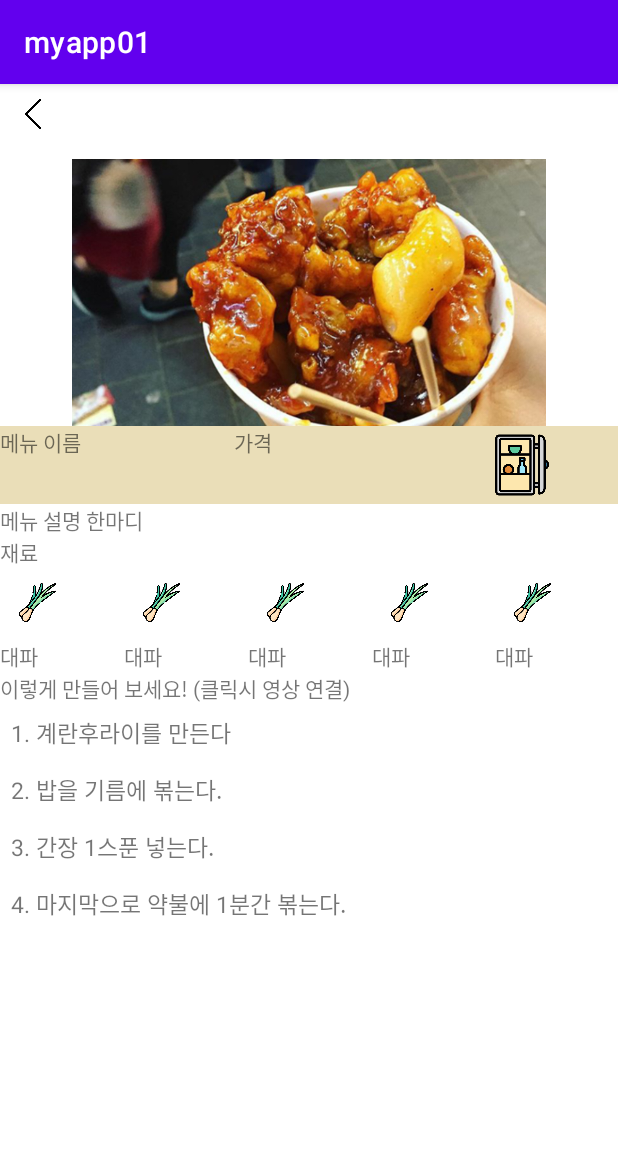
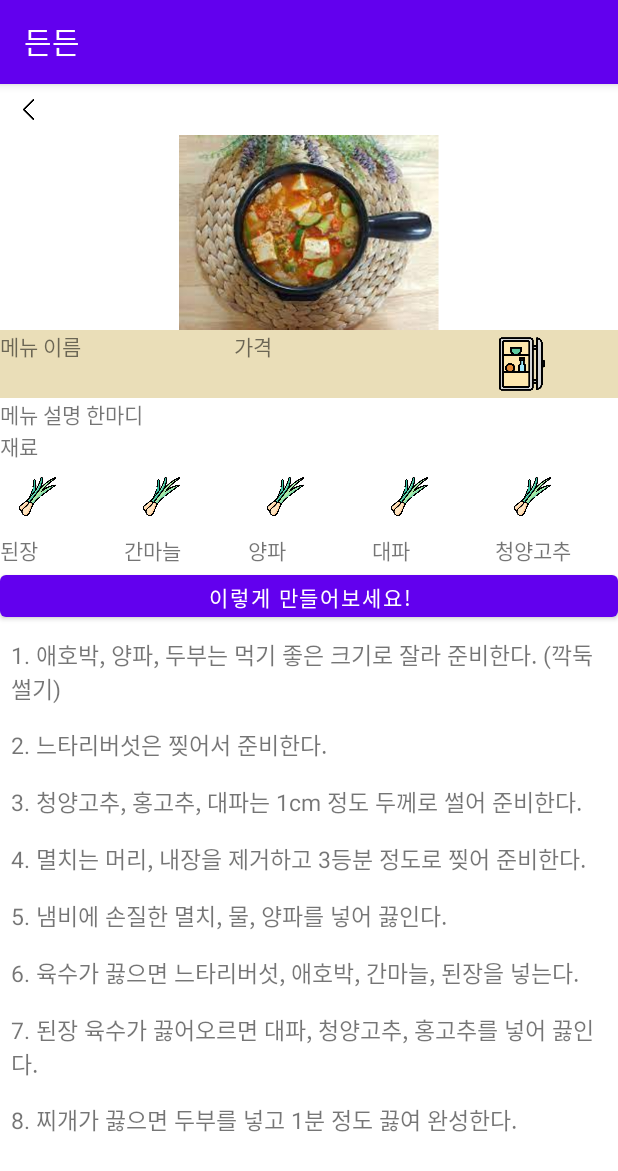
Before and after one commit to yeezze/JavaOnTheTop, an Android app: the SubActivity_menu screen opened directly, with no data from a screen before it, on a phone screen of 412 x 824 dp. Shown: the top 1171 px of the screen. Run offline under Robolectric (Android 15) with nearby library versions, the phone set to English and light mode, and no system bars; plain views replace YouTubePlayerView.

Commit message:
# 서브 메뉴 화면
- 레이아웃 완성
- 재료 아이콘 클릭시 쿠팡 링크 이동
- 유튜브 버튼 클릭시 이동

```diff
--- a/app/src/main/java/com/apps/SubActivity_menu.java
+++ b/app/src/main/java/com/apps/SubActivity_menu.java
@@ -4,21 +4,23 @@ import android.content.Context;
 import android.content.Intent;
 import android.database.sqlite.SQLiteDatabase;
 import android.database.sqlite.SQLiteOpenHelper;
+import android.net.Uri;
 import android.os.Bundle;
 import android.view.View;
 import android.widget.Button;
 import android.widget.EditText;
 import android.widget.ImageButton;
+import android.widget.TextView;
 import android.widget.Toast;
 
 import androidx.annotation.Nullable;
 import androidx.appcompat.app.AppCompatActivity;
 
+import java.util.ArrayList;
+
 public class SubActivity_menu extends AppCompatActivity {
 
-    Button btncom;
     ImageButton backbtn;
-    EditText edtcomment;
 
     @Override
     protected void onCreate(@Nullable Bundle savedInstanceState) {
@@ -35,4 +37,29 @@ public class SubActivity_menu extends AppCompatActivity {
         });
     }
 
+    public void onBtnYoutubeClicked(View v) {
+        Intent intent = new Intent(Intent.ACTION_VIEW, Uri.parse("https://youtu.be/ffuakdFmuh4"));
+        startActivity(intent);
+    }
+
+    public void onitembtn1Clicked(View v) {
+        Intent intent = new Intent(Intent.ACTION_VIEW, Uri.parse("https://www.coupang.com/np/search?component=&q=된장&channel=user"));
+        startActivity(intent);
+    }
+    public void onitembtn2Clicked(View v) {
+        Intent intent = new Intent(Intent.ACTION_VIEW, Uri.parse("https://www.coupang.com/np/search?component=&q=간마늘&channel=user"));
+        startActivity(intent);
+    }
+    public void onitembtn3Clicked(View v) {
+        Intent intent = new Intent(Intent.ACTION_VIEW, Uri.parse("https://www.coupang.com/np/search?component=&q=양파&channel=user"));
+        startActivity(intent);
+    }
+    public void onitembtn4Clicked(View v) {
+        Intent intent = new Intent(Intent.ACTION_VIEW, Uri.parse("https://www.coupang.com/np/search?component=&q=대파&channel=user"));
+        startActivity(intent);
+    }
+    public void onitembtn5Clicked(View v) {
+        Intent intent = new Intent(Intent.ACTION_VIEW, Uri.parse("https://www.coupang.com/np/search?component=&q=청양고추&channel=user"));
+        startActivity(intent);
+    }
 }
--- a/app/src/main/res/layout/activity_sub_menu.xml
+++ b/app/src/main/res/layout/activity_sub_menu.xml
@@ -14,8 +14,8 @@
         <ImageButton
             android:id="@+id/backimgbtn"
             android:layout_width="20dp"
-            android:layout_height="40dp"
-            android:layout_marginBottom="10dp"
+            android:layout_height="34dp"
+            android:layout_marginBottom="0dp"
             android:layout_weight="1"
             android:backgroundTint="@color/white"
             android:scaleType="fitStart"
@@ -25,12 +25,12 @@
     <ImageView
         android:id="@+id/imageView"
         android:layout_width="match_parent"
-        android:layout_height="178dp"
+        android:layout_height="130dp"
         app:srcCompat="@drawable/sample1" />
 
     <LinearLayout
         android:layout_width="match_parent"
-        android:layout_height="52dp"
+        android:layout_height="45dp"
         android:background="#EADEB8"
         android:orientation="horizontal">
 
@@ -64,8 +64,8 @@
         android:id="@+id/textView3"
         android:layout_width="match_parent"
         android:layout_height="wrap_content"
-        android:text="메뉴 설명 한마디"
-        android:fontFamily="@font/imcresoojin"/>
+        android:fontFamily="@font/imcresoojin"
+        android:text="메뉴 설명 한마디" />
 
     <TextView
         android:id="@+id/textView4"
@@ -90,6 +90,7 @@
                 android:layout_height="50dp"
                 android:layout_weight="1"
                 android:backgroundTint="@color/white"
+                android:onClick="onitembtn1Clicked"
                 android:scaleType="fitCenter"
                 app:srcCompat="@drawable/greenonion" />
 
@@ -98,7 +99,7 @@
                 android:layout_width="50dp"
                 android:layout_height="wrap_content"
                 android:layout_weight="1"
-                android:text="대파" />
+                android:text="된장" />
         </LinearLayout>
 
         <LinearLayout
@@ -113,6 +114,7 @@
                 android:layout_height="50dp"
                 android:layout_weight="1"
                 android:backgroundTint="@color/white"
+                android:onClick="onitembtn2Clicked"
                 android:scaleType="fitCenter"
                 app:srcCompat="@drawable/greenonion" />
 
@@ -121,7 +123,7 @@
                 android:layout_width="50dp"
                 android:layout_height="wrap_content"
                 android:layout_weight="1"
-                android:text="대파" />
+                android:text="간마늘" />
         </LinearLayout>
 
         <LinearLayout
@@ -136,6 +138,7 @@
                 android:layout_height="50dp"
                 android:layout_weight="1"
                 android:backgroundTint="@color/white"
+                android:onClick="onitembtn3Clicked"
                 android:scaleType="fitCenter"
                 app:srcCompat="@drawable/greenonion" />
 
@@ -144,7 +147,7 @@
                 android:layout_width="50dp"
                 android:layout_height="wrap_content"
                 android:layout_weight="1"
-                android:text="대파" />
+                android:text="양파" />
         </LinearLayout>
 
         <LinearLayout
@@ -159,6 +162,7 @@
                 android:layout_height="50dp"
                 android:layout_weight="1"
                 android:backgroundTint="@color/white"
+                android:onClick="onitembtn4Clicked"
                 android:scaleType="fitCenter"
                 app:srcCompat="@drawable/greenonion" />
 
@@ -182,44 +186,33 @@
                 android:layout_height="50dp"
                 android:layout_weight="1"
                 android:backgroundTint="@color/white"
+                android:onClick="onitembtn5Clicked"
                 android:scaleType="fitCenter"
                 app:srcCompat="@drawable/greenonion" />
 
             <TextView
                 android:id="@+id/textItem5"
-                android:layout_width="50dp"
+                android:layout_width="wrap_content"
                 android:layout_height="wrap_content"
                 android:layout_weight="1"
-                android:text="대파" />
+                android:text="청양고추" />
         </LinearLayout>
 
     </LinearLayout>
 
-    <TextView
-        android:id="@+id/textViewinfo"
-        android:layout_width="wrap_content"
-        android:layout_height="wrap_content"
-        android:layout_weight="1"
-        android:text="이렇게 만들어 보세요! (클릭시 영상 연결)" />
-
-<!--    <com.google.android.youtube.player.YouTubePlayerView-->
-<!--        android:id="@+id/youTubePlayerView"-->
-<!--        android:layout_width="match_parent"-->
-<!--        android:layout_height="wrap_content" />-->
-<!--        <Button-->
-<!--            android:id="@+id/youtubeBtn"-->
-<!--            android:layout_width="wrap_content"-->
-<!--            android:layout_height="wrap_content"-->
-<!--            android:text="재생"-->
-<!--            android:textColor="#000000"-->
-<!--            android:layout_gravity="center"/>-->
+    <Button
+        android:id="@+id/btnYoutube"
+        android:layout_width="match_parent"
+        android:layout_height="40dp"
+        android:onClick="onBtnYoutubeClicked"
+        android:text="이렇게 만들어보세요!" />
 
     <TextView
         android:id="@+id/textrecipe1"
         android:layout_width="match_parent"
         android:layout_height="wrap_content"
         android:layout_margin="7dp"
-        android:text="1. 계란후라이를 만든다"
+        android:text="1. 애호박, 양파, 두부는 먹기 좋은 크기로 잘라 준비한다. (깍둑썰기)"
         android:textSize="15dp" />
 
     <TextView
@@ -227,7 +220,7 @@
         android:layout_width="match_parent"
         android:layout_height="wrap_content"
         android:layout_margin="7dp"
-        android:text="2. 밥을 기름에 볶는다."
+        android:text="2. 느타리버섯은 찢어서 준비한다."
         android:textSize="15dp" />
 
     <TextView
@@ -235,7 +228,7 @@
         android:layout_width="match_parent"
         android:layout_height="wrap_content"
         android:layout_margin="7dp"
-        android:text="3. 간장 1스푼 넣는다."
+        android:text="3. 청양고추, 홍고추, 대파는 1cm 정도 두께로 썰어 준비한다."
         android:textSize="15dp" />
 
     <TextView
@@ -243,7 +236,39 @@
         android:layout_width="match_parent"
         android:layout_height="wrap_content"
         android:layout_margin="7dp"
-        android:text="4. 마지막으로 약불에 1분간 볶는다."
+        android:text="4. 멸치는 머리, 내장을 제거하고 3등분 정도로 찢어 준비한다."
+        android:textSize="15dp" />
+
+    <TextView
+        android:id="@+id/textrecipe5"
+        android:layout_width="match_parent"
+        android:layout_height="wrap_content"
+        android:layout_margin="7dp"
+        android:text="5. 냄비에 손질한 멸치, 물, 양파를 넣어 끓인다."
+        android:textSize="15dp" />
+
+    <TextView
+        android:id="@+id/textrecipe6"
+        android:layout_width="match_parent"
+        android:layout_height="wrap_content"
+        android:layout_margin="7dp"
+        android:text="6. 육수가 끓으면 느타리버섯, 애호박, 간마늘, 된장을 넣는다."
+        android:textSize="15dp" />
+
+    <TextView
+        android:id="@+id/textrecipe7"
+        android:layout_width="match_parent"
+        android:layout_height="wrap_content"
+        android:layout_margin="7dp"
+        android:text="7. 된장 육수가 끓어오르면 대파, 청양고추, 홍고추를 넣어 끓인다."
+        android:textSize="15dp" />
+
+    <TextView
+        android:id="@+id/textrecipe8"
+        android:layout_width="match_parent"
+        android:layout_height="wrap_content"
+        android:layout_margin="7dp"
+        android:text="8. 찌개가 끓으면 두부를 넣고 1분 정도 끓여 완성한다."
         android:textSize="15dp" />
 
 
--- a/app/src/main/res/values/strings.xml
+++ b/app/src/main/res/values/strings.xml
@@ -1,3 +1,3 @@
 <resources>
-    <string name="app_name">myapp01</string>
+    <string name="app_name">든든</string>
 </resources>
```
Also changed, not shown: app/src/main/res/drawable/sample1.jpg (deleted), app/src/main/res/drawable/sample1.png (added).
